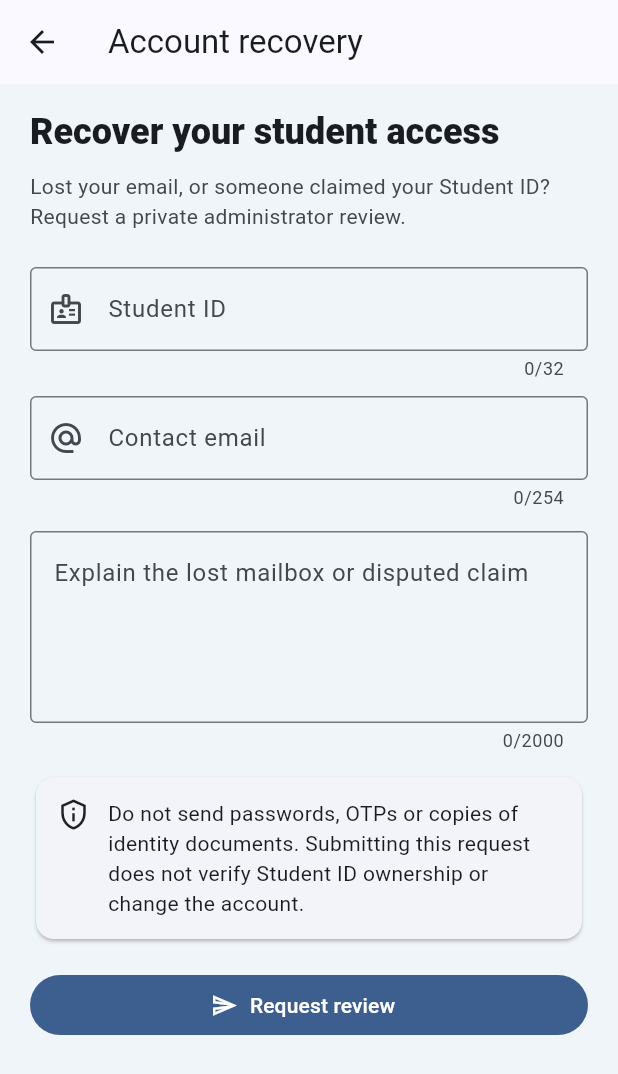
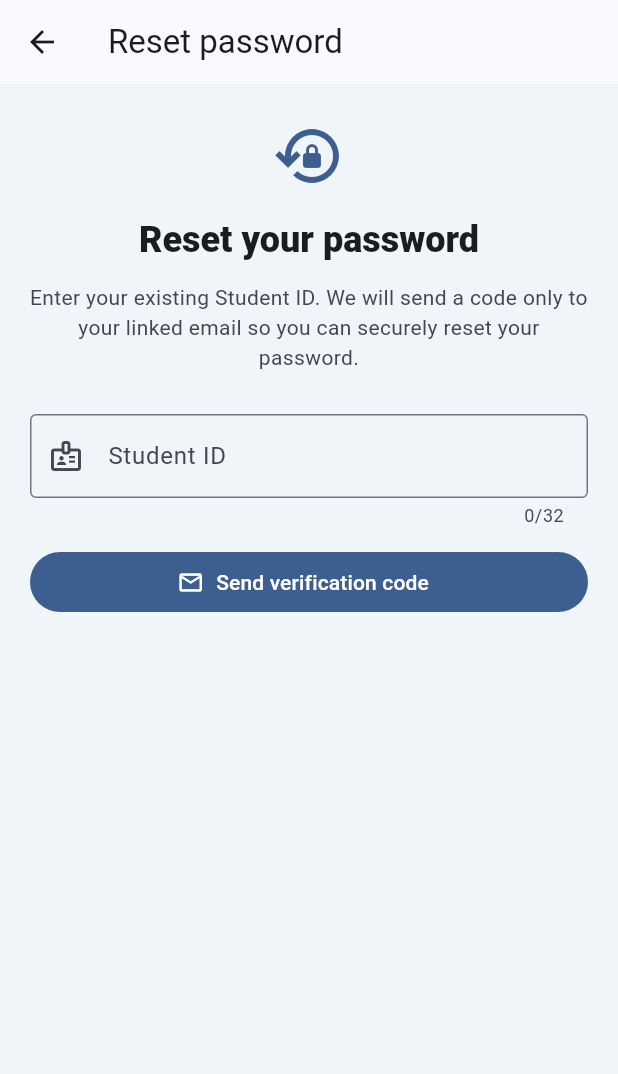
Before and after one commit to Basheer-1/smiunotes-contributers-app, a Flutter app: the screen it shows after launch, after a tap on "Recover your account", on a phone screen of 412 x 824 dp. Shown: the top 1074 px of the screen. Run offline on Flutter 3.47's test engine with Material 3 defaults, Android fonts, the phone set to English and light mode, and no system bars; our stand-ins replace file_picker, flutter_secure_storage, material_ui, webview_flutter.

Commit message:
fix(recovery): replace manual administrator form with linked-email OTP password reset screen

```diff
--- a/lib/contributor_recovery_page.dart
+++ b/lib/contributor_recovery_page.dart
@@ -1,92 +1,115 @@
 import 'package:material_ui/material_ui.dart';
-
+import 'package:flutter/services.dart';
 import 'contributor_api.dart';
 import 'contributor_challenge.dart';
 
-/// Same validation and private administrator-review flow as smiunotes.com/recover.
-/// This is not a password reset, and never establishes account ownership.
-String? validateContributorRecovery(
-    String studentId, String email, String details) {
-  final normalizedId = studentId.trim().toUpperCase();
-  final normalizedEmail = email.trim().toLowerCase();
-  final explanation = details.trim();
-  if (!RegExp(r'^[A-Z0-9][A-Z0-9-]{0,31}$').hasMatch(normalizedId)) {
-    return 'Enter your Student ID in the correct format.';
-  }
-  if (normalizedEmail.length > 254 ||
-      !RegExp(r'^[^\s@]+@[^\s@]+\.[^\s@]+$').hasMatch(normalizedEmail)) {
-    return 'Enter a valid contact email address.';
-  }
-  if (explanation.length < 10 || explanation.length > 2000 ||
-      RegExp(r'[\x00-\x1f\x7f]').hasMatch(explanation)) {
-    return 'Explain the issue in 10–2,000 characters.';
+/// Same Student ID, linked-email OTP and new-password checks as SMIUNotes web.
+String? validateResetStudentId(String input) {
+  final id = input.trim().toUpperCase();
+  if (!RegExp(r'^[A-Z0-9][A-Z0-9-]{0,31}$').hasMatch(id)) {
+    return 'Enter a valid Student ID.';
   }
   return null;
 }
 
+String? validateResetPassword(String password, String confirmation) {
+  if (password.length < 12 || password.length > 128) {
+    return 'Use a password of 12–128 characters.';
+  }
+  if (password != confirmation) return 'Passwords do not match.';
+  return null;
+}
+
+/// This screen does not ask for email or an explanation. OTP is delivered
+/// only to the mailbox already associated with the Student ID on the server.
 class ContributorRecoveryPage extends StatefulWidget {
   const ContributorRecoveryPage({super.key, required this.api});
   final ContributorApi api;
 
   @override
-  State<ContributorRecoveryPage> createState() =>
-      _ContributorRecoveryPageState();
+  State<ContributorRecoveryPage> createState() => _ContributorRecoveryPageState();
 }
 
 class _ContributorRecoveryPageState extends State<ContributorRecoveryPage> {
   final studentId = TextEditingController();
-  final email = TextEditingController();
-  final explanation = TextEditingController();
+  final code = TextEditingController();
+  final newPassword = TextEditingController();
+  final confirmPassword = TextEditingController();
+  String? challenge;
+  String? error;
   bool submitting = false;
-  String? error;
-  String? confirmation;
+  bool completed = false;
 
   @override
   void dispose() {
     studentId.dispose();
-    email.dispose();
-    explanation.dispose();
+    code.dispose();
+    newPassword.dispose();
+    confirmPassword.dispose();
     super.dispose();
   }
 
-  Future<void> _submit() async {
+  Future<void> _sendCode() async {
     if (submitting) return;
-    final validation = validateContributorRecovery(
-      studentId.text, email.text, explanation.text);
+    final validation = validateResetStudentId(studentId.text);
     if (validation != null) {
       setState(() => error = validation);
       return;
     }
-    setState(() {
-      submitting = true;
-      error = null;
-    });
+    setState(() { submitting = true; error = null; });
     try {
-      // The same production Turnstile widget used for native sign-in.
-      final token = await requestContributorChallenge(context);
-      if (!mounted || token == null || token.isEmpty) return;
-      final response = await widget.api.requestAccountRecovery(
-        studentId.text, email.text, explanation.text, token);
+      final proof = await requestContributorChallenge(context);
+      if (!mounted || proof == null || proof.isEmpty) return;
+      final value = await widget.api.sendPasswordResetCode(studentId.text, proof);
       if (!mounted) return;
-      setState(() {
-        confirmation = response;
-        error = null;
-      });
+      setState(() { challenge = value; error = null; });
     } on ContributorApiException catch (e) {
       if (!mounted) return;
-      setState(() {
-        error = e.status == 403
-            ? 'Security verification expired or failed. Please retry.'
-            : e.status == 400
-                ? 'Check your Student ID, email and explanation, then retry.'
-                : e.status == 429
-                    ? 'Too many requests. Please try again later.'
-                    : 'Recovery request could not be submitted. Please retry later.';
-      });
+      setState(() => error = e.status == 403
+        ? 'Security verification failed. Please try again.'
+        : e.status == 429
+          ? 'Too many requests. Please retry later.'
+          : 'Could not send the code. Please retry later.');
     } catch (_) {
       if (mounted) {
-        setState(() => error =
-            'Could not connect to SMIUNotes. Check your internet and retry.');
+        setState(() => error = 'Unable to connect. Check your internet.');
+      }
+    } finally {
+      if (mounted) setState(() => submitting = false);
+    }
+  }
+
+  Future<void> _resetPassword() async {
+    if (submitting || challenge == null) return;
+    if (!RegExp(r'^\d{6}$').hasMatch(code.text.trim())) {
+      setState(() => error = 'Enter the 6-digit verification code.');
+      return;
+    }
+    final validation = validateResetPassword(
+      newPassword.text, confirmPassword.text);
+    if (validation != null) {
+      setState(() => error = validation);
+      return;
+    }
+    setState(() { submitting = true; error = null; });
+    try {
+      await widget.api.resetPasswordWithCode(
+        challenge!, code.text.trim(), newPassword.text);
+      if (!mounted) return;
+      newPassword.clear();
+      confirmPassword.clear();
+      code.clear();
+      setState(() { completed = true; challenge = null; });
+    } on ContributorApiException catch (e) {
+      if (!mounted) return;
+      setState(() => error = e.status == 400 || e.status == 401
+        ? 'Code is invalid or expired. Request a new code if needed.'
+        : e.status == 409
+          ? 'This reset created an active session. Sign out before retrying.'
+          : 'Could not complete password reset. Try again later.');
+    } catch (_) {
+      if (mounted) {
+        setState(() => error = 'Unable to complete password reset. Try again.');
       }
     } finally {
       if (mounted) setState(() => submitting = false);
@@ -97,115 +120,113 @@ class _ContributorRecoveryPageState extends State<ContributorRecoveryPage> {
   Widget build(BuildContext context) {
     final colors = Theme.of(context).colorScheme;
     return Scaffold(
-      appBar: AppBar(title: const Text('Account recovery')),
+      appBar: AppBar(title: const Text('Reset password')),
       body: SafeArea(child: ListView(
-        padding: const EdgeInsets.fromLTRB(20, 16, 20, 40),
+        padding: const EdgeInsets.fromLTRB(20, 24, 20, 40),
         children: [
-          Text('Recover your student access',
+          Icon(completed ? Icons.verified_outlined
+                : Icons.lock_reset_outlined,
+            size: 48, color: colors.primary),
+          const SizedBox(height: 16),
+          Text(completed ? 'Password updated' : 'Reset your password',
+            textAlign: TextAlign.center,
             style: Theme.of(context).textTheme.headlineSmall?.copyWith(
               fontWeight: FontWeight.w800)),
-          const SizedBox(height: 10),
-          Text(
-            'Lost your email, or someone claimed your Student ID? '
-            'Request a private administrator review.',
+          const SizedBox(height: 12),
+          Text(completed
+            ? 'You can now sign in with your Student ID and new password.'
+            : challenge == null
+              ? 'Enter your existing Student ID. We will send a code only '
+                'to your linked email so you can securely reset your password.'
+              : 'Enter the verification code sent to your linked email, '
+                'then choose your new password.',
+            textAlign: TextAlign.center,
             style: TextStyle(color: colors.onSurfaceVariant)),
-          const SizedBox(height: 24),
-          if (confirmation != null) ...[
-            Card(child: Padding(
-              padding: const EdgeInsets.all(18),
-              child: Column(
-                crossAxisAlignment: CrossAxisAlignment.start,
-                children: [
-                  Icon(Icons.mark_email_read_outlined,
-                    size: 36, color: colors.primary),
-                  const SizedBox(height: 12),
-                  const Text('Request submitted',
-                    style: TextStyle(fontWeight: FontWeight.w800,
-                        fontSize: 19)),
-                  const SizedBox(height: 10),
-                  Text(confirmation!),
-                  const SizedBox(height: 12),
-                  const Text('Your account has not been changed. '
-                    'The team will review eligible requests privately.'),
-                ],
-              ),
-            )),
-            const SizedBox(height: 16),
+          const SizedBox(height: 28),
+          if (completed) ...[
             FilledButton.icon(
               onPressed: () => Navigator.pop(context),
-              icon: const Icon(Icons.arrow_back),
-              label: const Text('Back to sign in')),
-          ] else ...[
+              icon: const Icon(Icons.login),
+              label: const Text('Back to sign in'),
+            ),
+          ] else if (challenge == null) ...[
             TextField(
               controller: studentId,
               enabled: !submitting,
+              textCapitalization: TextCapitalization.characters,
               maxLength: 32,
-              textCapitalization: TextCapitalization.characters,
-              textInputAction: TextInputAction.next,
+              autofillHints: const [AutofillHints.username],
+              textInputAction: TextInputAction.done,
+              onSubmitted: (_) => _sendCode(),
               decoration: const InputDecoration(
                 labelText: 'Student ID',
                 prefixIcon: Icon(Icons.badge_outlined),
               ),
             ),
-            const SizedBox(height: 10),
+            const SizedBox(height: 12),
+            FilledButton.icon(
+              onPressed: submitting ? null : _sendCode,
+              icon: const Icon(Icons.mail_outline),
+              label: Text(submitting ? 'Sending…' : 'Send verification code'),
+            ),
+          ] else ...[
             TextField(
-              controller: email,
+              controller: code,
               enabled: !submitting,
-              maxLength: 254,
-              keyboardType: TextInputType.emailAddress,
-              textInputAction: TextInputAction.next,
-              autofillHints: const [AutofillHints.email],
+              keyboardType: TextInputType.number,
+              inputFormatters: [FilteringTextInputFormatter.digitsOnly],
+              maxLength: 6,
+              autofillHints: const [AutofillHints.oneTimeCode],
               decoration: const InputDecoration(
-                labelText: 'Contact email',
-                prefixIcon: Icon(Icons.alternate_email),
+                labelText: '6-digit verification code',
+                prefixIcon: Icon(Icons.password),
+              ),
+            ),
+            const SizedBox(height: 8),
+            TextField(
+              controller: newPassword,
+              enabled: !submitting,
+              obscureText: true,
+              autofillHints: const [AutofillHints.newPassword],
+              decoration: const InputDecoration(
+                labelText: 'New password (12–128 characters)',
+                prefixIcon: Icon(Icons.lock_outline),
               ),
             ),
             const SizedBox(height: 14),
             TextField(
-              controller: explanation,
+              controller: confirmPassword,
               enabled: !submitting,
-              maxLength: 2000,
-              minLines: 4,
-              maxLines: 7,
-              keyboardType: TextInputType.multiline,
+              obscureText: true,
               decoration: const InputDecoration(
-                labelText: 'Explain the lost mailbox or disputed claim',
-                hintText: 'Describe what happened and how we can reach you.',
-                alignLabelWithHint: true,
+                labelText: 'Confirm new password',
+                prefixIcon: Icon(Icons.lock_outline),
               ),
             ),
-            const SizedBox(height: 12),
-            Card(
-              color: colors.surfaceContainerLow,
-              child: const Padding(
-                padding: EdgeInsets.all(14),
-                child: Row(
-                  crossAxisAlignment: CrossAxisAlignment.start,
-                  children: [
-                    Icon(Icons.privacy_tip_outlined, size: 22),
-                    SizedBox(width: 12),
-                    Expanded(child: Text(
-                      'Do not send passwords, OTPs or copies of identity '
-                      'documents. Submitting this request does not verify '
-                      'Student ID ownership or change the account.')),
-                  ],
-                ),
-              ),
+            const SizedBox(height: 20),
+            FilledButton.icon(
+              onPressed: submitting ? null : _resetPassword,
+              icon: const Icon(Icons.verified_user_outlined),
+              label: Text(submitting ? 'Updating…' : 'Verify code and reset password'),
             ),
-            if (error != null) Padding(
-              padding: const EdgeInsets.symmetric(vertical: 12),
-              child: Text(error!, style: TextStyle(color: colors.error)),
-            ),
-            const SizedBox(height: 16),
-            FilledButton.icon(
-              onPressed: submitting ? null : _submit,
-              icon: submitting
-                  ? const SizedBox(width: 18, height: 18,
-                      child: CircularProgressIndicator(strokeWidth: 2))
-                  : const Icon(Icons.send_outlined),
-              label: Text(submitting ? 'Submitting…' : 'Request review'),
+            const SizedBox(height: 10),
+            TextButton(
+              onPressed: submitting ? null : () => setState(() {
+                challenge = null;
+                error = null;
+                code.clear();
+              }),
+              child: const Text('Request a new code'),
             ),
           ],
+          if (submitting) const Padding(
+            padding: EdgeInsets.only(top: 14),
+            child: LinearProgressIndicator(),
+          ),
+          if (error != null) Padding(
+            padding: const EdgeInsets.only(top: 18),
+            child: Text(error!, style: TextStyle(color: colors.error)),
+          ),
         ],
       )),
     );
```
